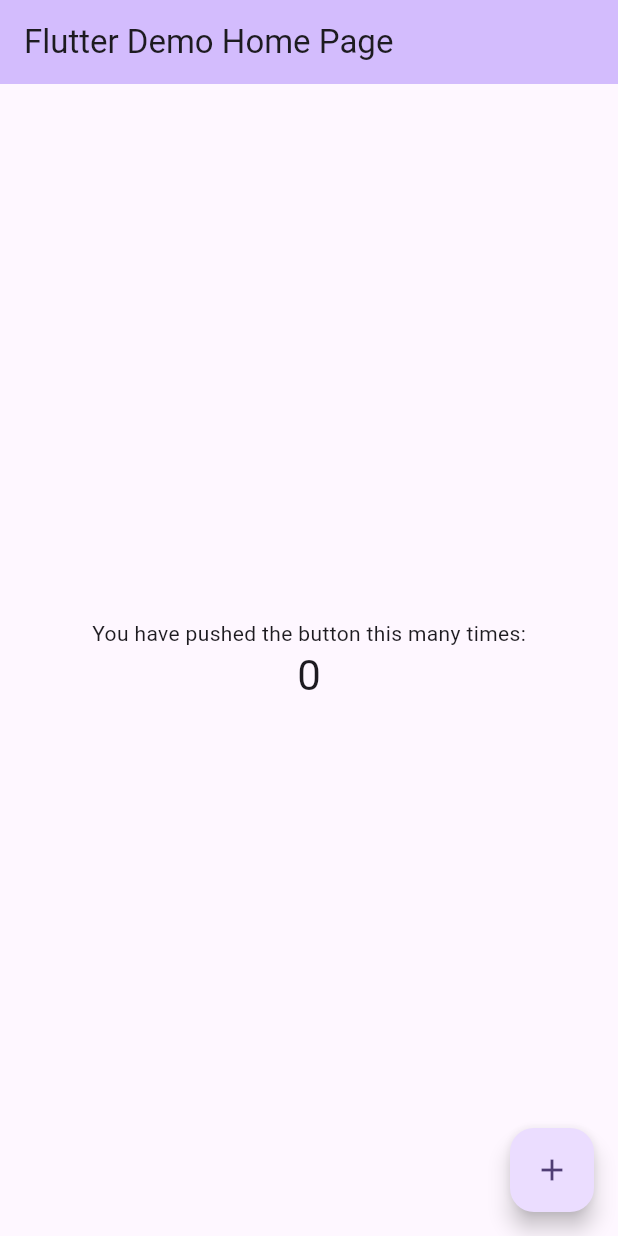
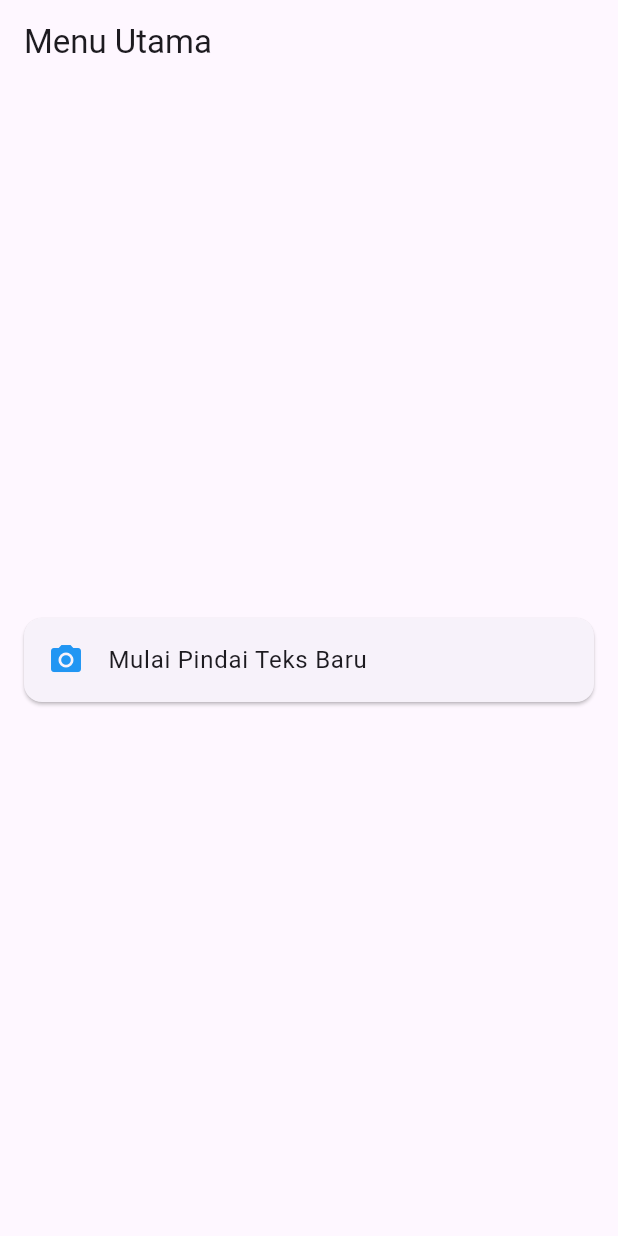
Before and after one commit to GilangAndhika18/UTS_Mobile, a Flutter app: the screen it shows after launch, on a phone screen of 412 x 824 dp. Run offline on Flutter 3.47's test engine with Material 3 defaults, Android fonts, the phone set to English and light mode, and no system bars; our stand-ins replace camera; missing offline and left inert: google_mlkit_text_recognition.

Commit message:
UTS: Selesai Soal 1 - ListTile dan Navigasi Balik

```diff
--- a/ocr_sederhana/lib/main.dart
+++ b/ocr_sederhana/lib/main.dart
@@ -1,4 +1,5 @@
 import 'package:flutter/material.dart';
+import 'package:ocr_sederhana/screens/splash_screen.dart';
 
 void main() {
   runApp(const MyApp());
@@ -7,116 +8,13 @@ void main() {
 class MyApp extends StatelessWidget {
   const MyApp({super.key});
 
-  // This widget is the root of your application.
   @override
   Widget build(BuildContext context) {
     return MaterialApp(
-      title: 'Flutter Demo',
-      theme: ThemeData(
-        // This is the theme of your application.
-        //
-        // TRY THIS: Try running your application with "flutter run". You'll see
-        // the application has a purple toolbar. Then, without quitting the app,
-        // try changing the seedColor in the colorScheme below to Colors.green
-        // and then invoke "hot reload" (save your changes or press the "hot
-        // reload" button in a Flutter-supported IDE, or press "r" if you used
-        // the command line to start the app).
-        //
-        // Notice that the counter didn't reset back to zero; the application
-        // state is not lost during the reload. To reset the state, use hot
-        // restart instead.
-        //
-        // This works for code too, not just values: Most code changes can be
-        // tested with just a hot reload.
-        colorScheme: ColorScheme.fromSeed(seedColor: Colors.deepPurple),
-      ),
-      home: const MyHomePage(title: 'Flutter Demo Home Page'),
+      title: 'OCR Sederhana',
+      theme: ThemeData(primarySwatch: Colors.blue),
+      home: const SplashScreen(),
+      debugShowCheckedModeBanner: false,
     );
   }
 }
-
-class MyHomePage extends StatefulWidget {
-  const MyHomePage({super.key, required this.title});
-
-  // This widget is the home page of your application. It is stateful, meaning
-  // that it has a State object (defined below) that contains fields that affect
-  // how it looks.
-
-  // This class is the configuration for the state. It holds the values (in this
-  // case the title) provided by the parent (in this case the App widget) and
-  // used by the build method of the State. Fields in a Widget subclass are
-  // always marked "final".
-
-  final String title;
-
-  @override
-  State<MyHomePage> createState() => _MyHomePageState();
-}
-
-class _MyHomePageState extends State<MyHomePage> {
-  int _counter = 0;
-
-  void _incrementCounter() {
-    setState(() {
-      // This call to setState tells the Flutter framework that something has
-      // changed in this State, which causes it to rerun the build method below
-      // so that the display can reflect the updated values. If we changed
-      // _counter without calling setState(), then the build method would not be
-      // called again, and so nothing would appear to happen.
-      _counter++;
-    });
-  }
-
-  @override
-  Widget build(BuildContext context) {
-    // This method is rerun every time setState is called, for instance as done
-    // by the _incrementCounter method above.
-    //
-    // The Flutter framework has been optimized to make rerunning build methods
-    // fast, so that you can just rebuild anything that needs updating rather
-    // than having to individually change instances of widgets.
-    return Scaffold(
-      appBar: AppBar(
-        // TRY THIS: Try changing the color here to a specific color (to
-        // Colors.amber, perhaps?) and trigger a hot reload to see the AppBar
-        // change color while the other colors stay the same.
-        backgroundColor: Theme.of(context).colorScheme.inversePrimary,
-        // Here we take the value from the MyHomePage object that was created by
-        // the App.build method, and use it to set our appbar title.
-        title: Text(widget.title),
-      ),
-      body: Center(
-        // Center is a layout widget. It takes a single child and positions it
-        // in the middle of the parent.
-        child: Column(
-          // Column is also a layout widget. It takes a list of children and
-          // arranges them vertically. By default, it sizes itself to fit its
-          // children horizontally, and tries to be as tall as its parent.
-          //
-          // Column has various properties to control how it sizes itself and
-          // how it positions its children. Here we use mainAxisAlignment to
-          // center the children vertically; the main axis here is the vertical
-          // axis because Columns are vertical (the cross axis would be
-          // horizontal).
-          //
-          // TRY THIS: Invoke "debug painting" (choose the "Toggle Debug Paint"
-          // action in the IDE, or press "p" in the console), to see the
-          // wireframe for each widget.
-          mainAxisAlignment: MainAxisAlignment.center,
-          children: <Widget>[
-            const Text('You have pushed the button this many times:'),
-            Text(
-              '$_counter',
-              style: Theme.of(context).textTheme.headlineMedium,
-            ),
-          ],
-        ),
-      ),
-      floatingActionButton: FloatingActionButton(
-        onPressed: _incrementCounter,
-        tooltip: 'Increment',
-        child: const Icon(Icons.add),
-      ), // This trailing comma makes auto-formatting nicer for build methods.
-    );
-  }
-}
--- /dev/null
+++ b/ocr_sederhana/lib/screens/home_screen.dart
@@ -0,0 +1,30 @@
+import 'package:flutter/material.dart';
+import 'scan_screen.dart';
+
+class HomeScreen extends StatelessWidget {
+  const HomeScreen({super.key});
+
+  @override
+  Widget build(BuildContext context) {
+    return Scaffold(
+      appBar: AppBar(
+        title: const Text('Menu Utama'),
+      ),
+      body: Center(
+        child: Card(
+          margin: const EdgeInsets.all(16),
+          child: ListTile(
+            leading: const Icon(Icons.camera_alt, color: Colors.blue),
+            title: const Text('Mulai Pindai Teks Baru'),
+            onTap: () {
+              Navigator.push(
+                context,
+                MaterialPageRoute(builder: (_) => const ScanScreen()),
+              );
+            },
+          ),
+        ),
+      ),
+    );
+  }
+}
--- a/ocr_sederhana/pubspec.yaml
+++ b/ocr_sederhana/pubspec.yaml
@@ -30,6 +30,10 @@ environment:
 dependencies:
   flutter:
     sdk: flutter
+  google_mlkit_text_recognition: ^0.12.0
+  camera: ^0.10.5+5
+  path_provider: ^2.1.2
+  path: ^1.8.3
 
   # The following adds the Cupertino Icons font to your application.
   # Use with the CupertinoIcons class for iOS style icons.
```
Also changed, not shown: ocr_sederhana/lib/screens/result_screen.dart (added, +36 -0 lines), ocr_sederhana/lib/screens/scan_screen.dart (added, +107 -0 lines), ocr_sederhana/lib/screens/splash_screen.dart (added, +43 -0 lines), ocr_sederhana/pubspec.lock, 2 other files.
